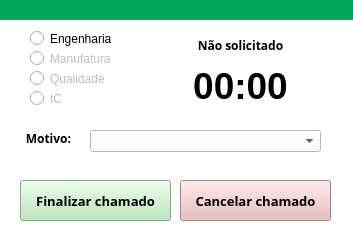
Before: the Qt Designer form uis/chamado.ui in alosbh/all-in-one, drawn with Qt 5.
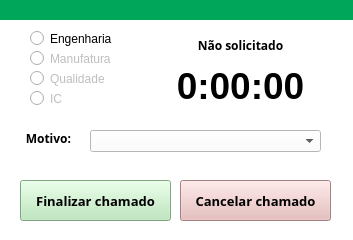
After: the same form once the commit is applied.

```diff
--- a/uis/chamado.ui
+++ b/uis/chamado.ui
@@ -182,9 +182,9 @@
    <widget class="QLabel" name="lbl_tempo">
     <property name="geometry">
      <rect>
-      <x>170</x>
+      <x>150</x>
       <y>60</y>
-      <width>141</width>
+      <width>181</width>
       <height>51</height>
      </rect>
     </property>
@@ -196,7 +196,7 @@
      </font>
     </property>
     <property name="text">
-     <string>00:00</string>
+     <string>0:00:00</string>
     </property>
     <property name="alignment">
      <set>Qt::AlignCenter</set>
```
